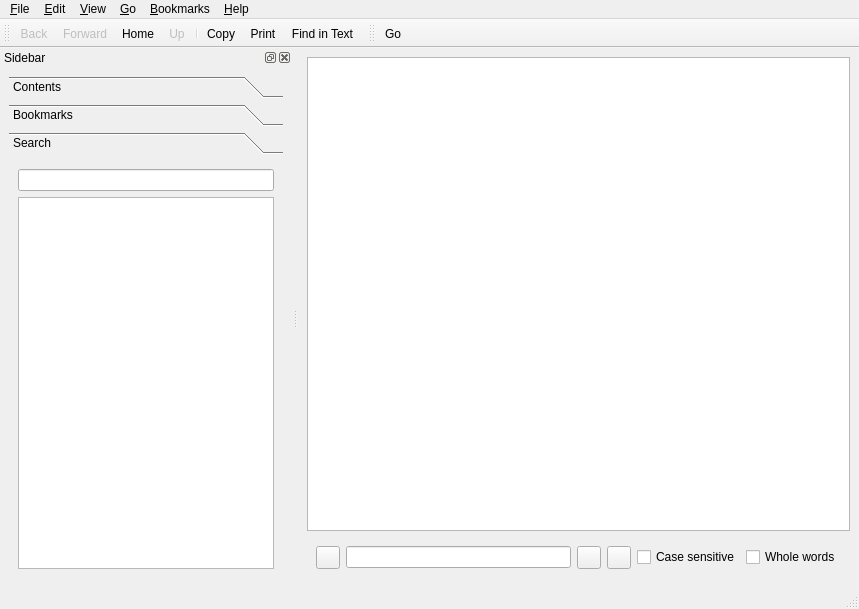
Before: the Qt Designer form ggap/help.ui in BackupTheBerlios/ggap, drawn with Qt 5.
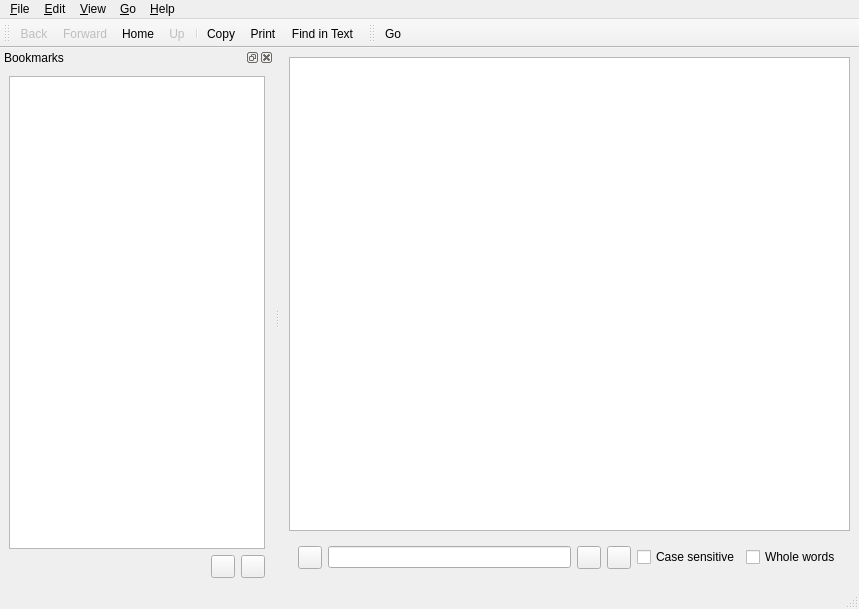
After: the same form once the commit is applied. The open tabs and pages were chosen to show the change. Icons and pictures are not drawn. Custom widgets are drawn as their Qt base class.

Commit message: Implemented bookmarks

```diff
--- a/ggap/help.ui
+++ b/ggap/help.ui
@@ -21,10 +21,10 @@
   <widget class="QWidget" name="centralwidget" >
    <property name="geometry" >
     <rect>
-     <x>298</x>
-     <y>63</y>
-     <width>561</width>
-     <height>522</height>
+     <x>286</x>
+     <y>56</y>
+     <width>573</width>
+     <height>531</height>
     </rect>
    </property>
    <layout class="QVBoxLayout" >
@@ -127,7 +127,7 @@
      <x>0</x>
      <y>0</y>
      <width>859</width>
-     <height>27</height>
+     <height>22</height>
     </rect>
    </property>
    <widget class="QMenu" name="menuFile" >
@@ -176,13 +176,6 @@
     <addaction name="actionGoPrevPage" />
     <addaction name="actionGoNextPage" />
    </widget>
-   <widget class="QMenu" name="menuBookmarks" >
-    <property name="title" >
-     <string>&amp;Bookmarks</string>
-    </property>
-    <addaction name="actionAddBookmark" />
-    <addaction name="separator" />
-   </widget>
    <widget class="QMenu" name="menuHelp" >
     <property name="title" >
      <string>&amp;Help</string>
@@ -193,7 +186,6 @@
    <addaction name="menuEdit" />
    <addaction name="menuView" />
    <addaction name="menuGo" />
-   <addaction name="menuBookmarks" />
    <addaction name="menuHelp" />
   </widget>
   <widget class="QStatusBar" name="statusbar" >
@@ -210,13 +202,13 @@
    <property name="geometry" >
     <rect>
      <x>0</x>
-     <y>63</y>
-     <width>292</width>
-     <height>522</height>
+     <y>56</y>
+     <width>280</width>
+     <height>531</height>
     </rect>
    </property>
    <property name="windowTitle" >
-    <string>Sidebar</string>
+    <string>Bookmarks</string>
    </property>
    <attribute name="dockWidgetArea" >
     <number>1</number>
@@ -225,75 +217,47 @@
     <property name="geometry" >
      <rect>
       <x>0</x>
-      <y>23</y>
-      <width>292</width>
-      <height>499</height>
+      <y>26</y>
+      <width>280</width>
+      <height>505</height>
      </rect>
     </property>
-    <layout class="QVBoxLayout" >
+    <layout class="QVBoxLayout" name="verticalLayout" >
      <item>
-      <widget class="QToolBox" name="toolBox" >
-       <property name="currentIndex" >
-        <number>0</number>
-       </property>
-       <widget class="QWidget" name="pageContents" >
-        <property name="geometry" >
-         <rect>
-          <x>0</x>
-          <y>0</y>
-          <width>274</width>
-          <height>382</height>
-         </rect>
-        </property>
-        <attribute name="label" >
-         <string>Contents</string>
-        </attribute>
-        <layout class="QVBoxLayout" >
-         <item>
-          <widget class="QTreeView" name="contentsView" />
-         </item>
-        </layout>
-       </widget>
-       <widget class="QWidget" name="pageBookmarks" >
-        <property name="geometry" >
-         <rect>
-          <x>0</x>
-          <y>0</y>
-          <width>96</width>
-          <height>93</height>
-         </rect>
-        </property>
-        <attribute name="label" >
-         <string>Bookmarks</string>
-        </attribute>
-        <layout class="QVBoxLayout" >
-         <item>
-          <widget class="QTreeView" name="bookmarkView" />
-         </item>
-        </layout>
-       </widget>
-       <widget class="QWidget" name="pageSearch" >
-        <property name="geometry" >
-         <rect>
-          <x>0</x>
-          <y>0</y>
-          <width>96</width>
-          <height>128</height>
-         </rect>
-        </property>
-        <attribute name="label" >
-         <string>Search</string>
-        </attribute>
-        <layout class="QVBoxLayout" >
-         <item>
-          <widget class="QLineEdit" name="searchEntry" />
-         </item>
-         <item>
-          <widget class="QListView" name="searchView" />
-         </item>
-        </layout>
-       </widget>
-      </widget>
+      <widget class="ggap::BookmarkList" name="bookmarkList" />
+     </item>
+     <item>
+      <layout class="QHBoxLayout" name="horizontalLayout" >
+       <item>
+        <spacer name="horizontalSpacer" >
+         <property name="orientation" >
+          <enum>Qt::Horizontal</enum>
+         </property>
+         <property name="sizeHint" stdset="0" >
+          <size>
+           <width>40</width>
+           <height>20</height>
+          </size>
+         </property>
+        </spacer>
+       </item>
+       <item>
+        <widget class="QToolButton" name="bookmarkAdd" >
+         <property name="icon" >
+          <iconset resource="ggap.qrc" >
+           <normaloff>:/icons16/list-add.png</normaloff>:/icons16/list-add.png</iconset>
+         </property>
+        </widget>
+       </item>
+       <item>
+        <widget class="QToolButton" name="bookmarkDelete" >
+         <property name="icon" >
+          <iconset resource="ggap.qrc" >
+           <normaloff>:/icons16/list-remove.png</normaloff>:/icons16/list-remove.png</iconset>
+         </property>
+        </widget>
+       </item>
+      </layout>
      </item>
     </layout>
    </widget>
@@ -606,6 +570,15 @@
     <signal>upAvailable(bool)</signal>
    </slots>
   </customwidget>
+  <customwidget>
+   <class>ggap::BookmarkList</class>
+   <extends>QListWidget</extends>
+   <header>ggap/help-bookmarks.h</header>
+   <slots>
+    <slot>deleteSelected()</slot>
+    <signal>urlActivated(QUrl)</signal>
+   </slots>
+  </customwidget>
  </customwidgets>
  <resources>
   <include location="ggap.qrc" />
```
Left out of the diff: 419 changed lines with no effect on the pictures. The commit also changes 14 other files.
